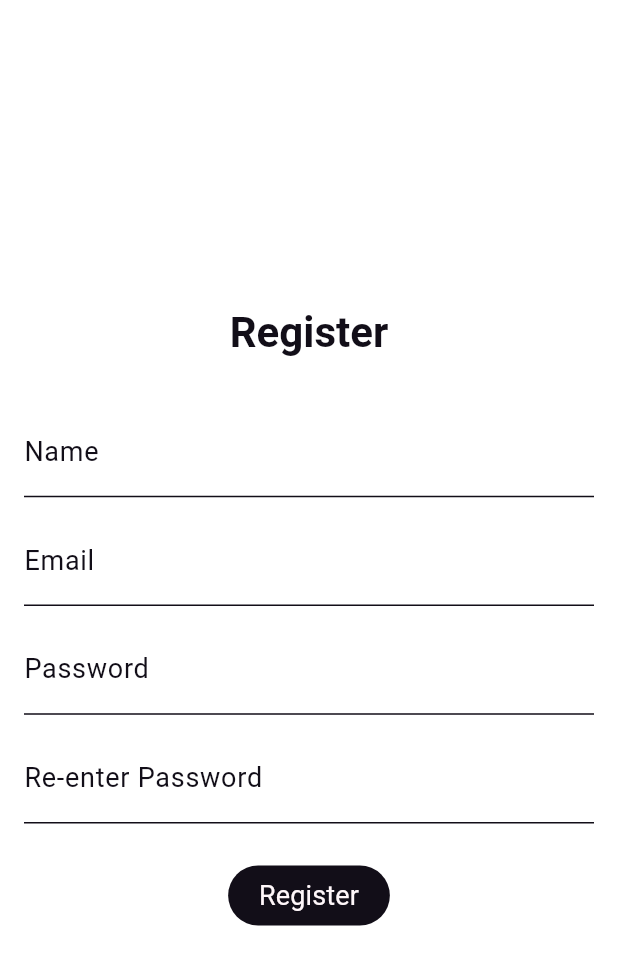
After one commit to NhimMCVN/flutter-learn, a Flutter app: the screen it shows after launch, after a tap on "Register", on a phone screen of 412 x 824 dp. The commit adds this screen. Shown: the top 965 px of the screen. Run offline on Flutter 3.47's test engine with Material 3 defaults, Android fonts, the phone set to English and light mode, and no system bars; our stand-ins replace cached_network_image, flutter_slidable, flutter_svg, go_router, google_fonts, shared_preferences; network calls fail.

Commit message:
feat: register

```diff
--- a/lib/data/repositories/auth/auth_repository.dart
+++ b/lib/data/repositories/auth/auth_repository.dart
@@ -1,19 +1,16 @@
-// Copyright 2024 The Flutter team. All rights reserved.
-// Use of this source code is governed by a BSD-style license that can be
-// found in the LICENSE file.
-
 import 'package:flutter/foundation.dart';
-
 import '../../../utils/result.dart';
 
 abstract class AuthRepository extends ChangeNotifier {
-  /// Returns true when the user is logged in
-  /// Returns [Future] because it will load a stored auth state the first time.
   Future<bool> get isAuthenticated;
 
-  /// Perform login
   Future<Result<void>> login({required String email, required String password});
 
-  /// Perform logout
   Future<Result<void>> logout();
+
+  Future<Result<void>> register({
+    required String name,
+    required String email,
+    required String password,
+  });
 }
--- a/lib/data/repositories/auth/auth_repository_dev.dart
+++ b/lib/data/repositories/auth/auth_repository_dev.dart
@@ -1,16 +1,10 @@
-// Copyright 2024 The Flutter team. All rights reserved.
-// Use of this source code is governed by a BSD-style license that can be
-// found in the LICENSE file.
-
 import '../../../utils/result.dart';
 import 'auth_repository.dart';
 
 class AuthRepositoryDev extends AuthRepository {
-  /// User is always authenticated in dev scenarios
   @override
-  Future<bool> get isAuthenticated => Future.value(true);
+  Future<bool> get isAuthenticated => Future.value(false);
 
-  /// Login is always successful in dev scenarios
   @override
   Future<Result<void>> login({
     required String email,
@@ -19,9 +13,17 @@ class AuthRepositoryDev extends AuthRepository {
     return const Result.ok(null);
   }
 
-  /// Logout is always successful in dev scenarios
   @override
   Future<Result<void>> logout() async {
     return const Result.ok(null);
   }
+
+  @override
+  Future<Result<void>> register({
+    required String name,
+    required String email,
+    required dynamic password,
+  }) async {
+    return const Result.ok(null);
+  }
 }
--- a/lib/main.dart
+++ b/lib/main.dart
@@ -2,6 +2,7 @@ import 'package:first_flutter_app/data/repositories/auth/auth_repository.dart';
 import 'package:first_flutter_app/routing/router.dart';
 import 'package:first_flutter_app/ui/auth/login/view_models/login_viewmodel.dart';
 import 'package:first_flutter_app/ui/auth/login/widgets/login_screen.dart';
+import 'package:first_flutter_app/ui/auth/register/widgets/register_screen.dart';
 import 'package:first_flutter_app/ui/note/note_screen/widgets/note_screen.dart';
 import 'package:first_flutter_app/ui/note/note_screen/widgets/update_note.dart';
 
@@ -67,6 +68,7 @@ class MainApp extends StatelessWidget {
             authRepository: Provider.of<AuthRepository>(context, listen: false),
           ),
         ),
+        '/register': (context) => RegisterScreen(),
         '/note': (context) => AuthGuard(child: NoteScreen()),
         '/updateNote': (context) {
           final route = ModalRoute.of(context);
--- a/lib/ui/auth/login/widgets/login_screen.dart
+++ b/lib/ui/auth/login/widgets/login_screen.dart
@@ -1,10 +1,10 @@
 import 'package:first_flutter_app/routing/routes.dart';
 import 'package:first_flutter_app/ui/auth/login/view_models/login_viewmodel.dart';
-import 'package:first_flutter_app/ui/auth/login/widgets/title_cards.dart';
 import 'package:first_flutter_app/ui/core/localization/applocalization.dart';
 import 'package:first_flutter_app/ui/core/themes/dimens.dart';
 import 'package:flutter/material.dart';
 import 'package:go_router/go_router.dart';
+import 'package:flutter_svg/svg.dart';
 
 class LoginScreen extends StatefulWidget {
   final LoginViewModel viewModel;
@@ -66,11 +66,12 @@ class _LoginScreenState extends State<LoginScreen> {
   @override
   Widget build(BuildContext context) {
     return Scaffold(
+      resizeToAvoidBottomInset: false,
       body: Column(
         crossAxisAlignment: CrossAxisAlignment.center,
         mainAxisAlignment: MainAxisAlignment.spaceEvenly,
         children: [
-          const Text("Login"),
+          Center(child: SvgPicture.asset("assets/logo.svg")),
           Padding(
             padding: Dimens.of(context).edgeInsetsScreenSymmetric,
             child: Column(
@@ -94,6 +95,33 @@ class _LoginScreenState extends State<LoginScreen> {
                     );
                   },
                 ),
+                Align(
+                  alignment: Alignment.centerLeft,
+                  child: Padding(
+                    padding: const EdgeInsets.only(bottom: 8.0),
+                    child: Row(
+                      mainAxisAlignment: MainAxisAlignment.center,
+                      children: [
+                        Text(
+                          "You don't have an account?",
+                          style: Theme.of(context).textTheme.bodyMedium,
+                          textAlign: TextAlign.center,
+                        ),
+                        TextButton(
+                          onPressed: () {
+                            Navigator.pushNamed(context, '/register');
+                          },
+                          child: Text(
+                            "Register",
+                            style: const TextStyle(
+                              decoration: TextDecoration.underline,
+                            ),
+                          ),
+                        ),
+                      ],
+                    ),
+                  ),
+                ),
               ],
             ),
           ),
--- /dev/null
+++ b/lib/ui/auth/register/view_models/register_viewmodel.dart
@@ -0,0 +1,30 @@
+import 'package:first_flutter_app/data/repositories/auth/auth_repository.dart';
+import 'package:first_flutter_app/utils/command.dart';
+import 'package:first_flutter_app/utils/result.dart';
+import 'package:logging/logging.dart';
+
+class RegisterViewModel {
+  final AuthRepository _authRepository;
+  final _log = Logger("RegisterViewModel");
+  late Command1 register;
+
+  RegisterViewModel({required AuthRepository authRepository})
+    : _authRepository = authRepository {
+    register = Command1<void, (String name, String email, String password)>(
+      _register,
+    );
+  }
+
+  Future<Result<void>> _register((String, String, String) credentials) async {
+    final (name, email, password) = credentials;
+    final result = await _authRepository.register(
+      name: name,
+      email: email,
+      password: password,
+    );
+    if (result is Error<void>) {
+      _log.warning('Register fail! ${result.error}');
+    }
+    return result;
+  }
+}
--- /dev/null
+++ b/lib/ui/auth/register/widgets/register_screen.dart
@@ -0,0 +1,142 @@
+import 'package:flutter/material.dart';
+
+class RegisterScreen extends StatefulWidget {
+  @override
+  State<RegisterScreen> createState() => _RegisterScreenState();
+}
+
+class _RegisterScreenState extends State<RegisterScreen> {
+  final _formKey = GlobalKey<FormState>();
+  final _nameController = TextEditingController();
+  final _emailController = TextEditingController();
+  final _passwordController = TextEditingController();
+  final _rePasswordController = TextEditingController();
+  bool _isSubmitting = false;
+
+  void _submit() {
+    if (_formKey.currentState?.validate() ?? false) {
+      setState(() => _isSubmitting = true);
+      Future.delayed(Duration(seconds: 2), () {
+        if (!mounted) return;
+        setState(() => _isSubmitting = false);
+        ScaffoldMessenger.of(
+          context,
+        ).showSnackBar(SnackBar(content: Text('Registration successful!')));
+      });
+    }
+  }
+
+  @override
+  Widget build(BuildContext context) {
+    return Scaffold(
+      body: SafeArea(
+        child: Center(
+          child: SingleChildScrollView(
+            child: Padding(
+              padding: const EdgeInsets.all(16),
+              child: Form(
+                autovalidateMode: AutovalidateMode.onUserInteraction,
+                key: _formKey,
+                child: Column(
+                  mainAxisSize: MainAxisSize.min,
+                  crossAxisAlignment: CrossAxisAlignment.center,
+                  children: [
+                    Text(
+                      "Register",
+                      style: Theme.of(context).textTheme.headlineMedium
+                          ?.copyWith(fontWeight: FontWeight.bold),
+                      textAlign: TextAlign.center,
+                    ),
+                    SizedBox(height: 32),
+                    TextFormField(
+                      controller: _nameController,
+                      decoration: InputDecoration(
+                        label: Text("Name"),
+                        hintText: "Enter your name",
+                      ),
+                      validator: (value) => value == null || value.isEmpty
+                          ? "Please enter your name"
+                          : null,
+                    ),
+                    SizedBox(height: 12),
+                    TextFormField(
+                      controller: _emailController,
+                      decoration: InputDecoration(
+                        label: Text("Email"),
+                        hintText: "Enter your email",
+                      ),
+                      validator: (value) {
+                        if (value == null || value.isEmpty) {
+                          return "Please enter your email";
+                        }
+                        final emailRegex = RegExp(
+                          r'^[\w-\.]+@([\w-]+\.)+[\w-]{2,4}$',
+                        );
+                        if (!emailRegex.hasMatch(value)) {
+                          return "Please enter a valid email address";
+                        }
+                        return null;
+                      },
+                    ),
+                    SizedBox(height: 12),
+                    TextFormField(
+                      controller: _passwordController,
+                      decoration: InputDecoration(
+                        label: Text("Password"),
+                        hintText: "Enter your password",
+                      ),
+                      obscureText: true,
+                      validator: (value) {
+                        if (value == null || value.isEmpty) {
+                          return "Please enter your password";
+                        }
+                        if (value.length < 6) {
+                          return "Password must be at least 6 characters";
+                        }
+                        return null;
+                      },
+                    ),
+                    SizedBox(height: 12),
+                    TextFormField(
+                      controller: _rePasswordController,
+                      decoration: InputDecoration(
+                        label: Text("Re-enter Password"),
+                        hintText: "Re-enter your password",
+                      ),
+                      obscureText: true,
+                      validator: (value) {
+                        if (value == null || value.isEmpty) {
+                          return "Please re-enter your password";
+                        }
+                        if (value != _passwordController.text) {
+                          return "Passwords do not match";
+                        }
+                        return null;
+                      },
+                    ),
+                    SizedBox(height: 24),
+                    FilledButton(
+                      onPressed: _isSubmitting ? null : _submit,
+                      child: _isSubmitting
+                          ? SizedBox(
+                              width: 20,
+                              height: 20,
+                              child: CircularProgressIndicator(
+                                strokeWidth: 2,
+                                valueColor: AlwaysStoppedAnimation<Color>(
+                                  Colors.white,
+                                ),
+                              ),
+                            )
+                          : Text("Register"),
+                    ),
+                  ],
+                ),
+              ),
+            ),
+          ),
+        ),
+      ),
+    );
+  }
+}
--- a/lib/ui/core/themes/theme.dart
+++ b/lib/ui/core/themes/theme.dart
@@ -32,8 +32,14 @@ abstract final class AppTheme {
   );
 
   static const _inputDecorationTheme = InputDecorationTheme(
+    errorStyle: TextStyle(color: Colors.red),
+    errorBorder: OutlineInputBorder(
+      borderSide: BorderSide(color: Colors.red),
+    ),
+    focusedErrorBorder: OutlineInputBorder(
+      borderSide: BorderSide(color: Colors.red),
+    ),
     hintStyle: TextStyle(
-      // grey3 works for both light and dark themes
       color: AppColors.grey3,
       fontSize: 18.0,
       fontWeight: FontWeight.w400,
--- a/lib/ui/note/note_screen/widgets/list_note.dart
+++ b/lib/ui/note/note_screen/widgets/list_note.dart
@@ -35,7 +35,7 @@ class _ListNoteState extends State<ListNote> {
                               arguments: note.id?.toString(),
                             );
                           },
-                          backgroundColor: const Color(0xFF7BC043),
+                          backgroundColor: Colors.deepPurple,
                           foregroundColor: Colors.white,
                           icon: Icons.edit,
                         ),
@@ -43,7 +43,7 @@ class _ListNoteState extends State<ListNote> {
                           onPressed: (context) {
                             viewModel.deleteNote.execute(note.id.toString());
                           },
-                          backgroundColor: const Color(0xFF0392CF),
+                          backgroundColor: Colors.red,
                           foregroundColor: Colors.white,
                           icon: Icons.delete,
                         ),
--- a/lib/ui/note/note_screen/widgets/update_note.dart
+++ b/lib/ui/note/note_screen/widgets/update_note.dart
@@ -70,7 +70,13 @@ class _UpdateNoteState extends State<UpdateNote> {
   @override
   Widget build(BuildContext context) {
     return Scaffold(
-      appBar: AppBar(title: Text("Update")),
+      appBar: AppBar(
+      title: Text(
+        "Update",
+        style: TextStyle(color: Colors.white, fontWeight: FontWeight.bold),
+      ),
+      backgroundColor: Colors.deepPurple,
+    ),
       body: Column(
         children: [
           Expanded(
--- a/lib/ui/note/ui/input_form.dart
+++ b/lib/ui/note/ui/input_form.dart
@@ -152,6 +152,7 @@ class _InputFormState extends State<InputForm> {
                       setState(() {
                         selectedType = value;
                       });
+                      _emitChange();
                     },
                   ),
                   SizedBox(height: 16),
--- a/pubspec.yaml
+++ b/pubspec.yaml
@@ -17,6 +17,7 @@ dependencies:
   freezed_annotation: ^2.4.4
   go_router: ^14.6.2
   google_fonts: ^6.2.1
+  http: ^1.4.0
   intl: any
   json_annotation: ^4.9.0
   logging: ^1.3.0
```
Also changed, not shown: assets/logo.svg, pubspec.lock, 1 other file.
